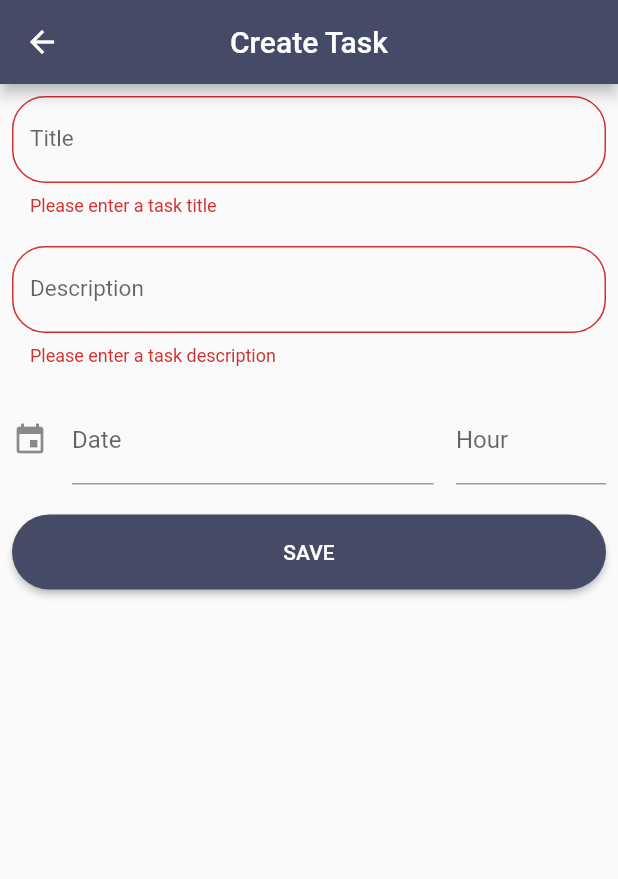
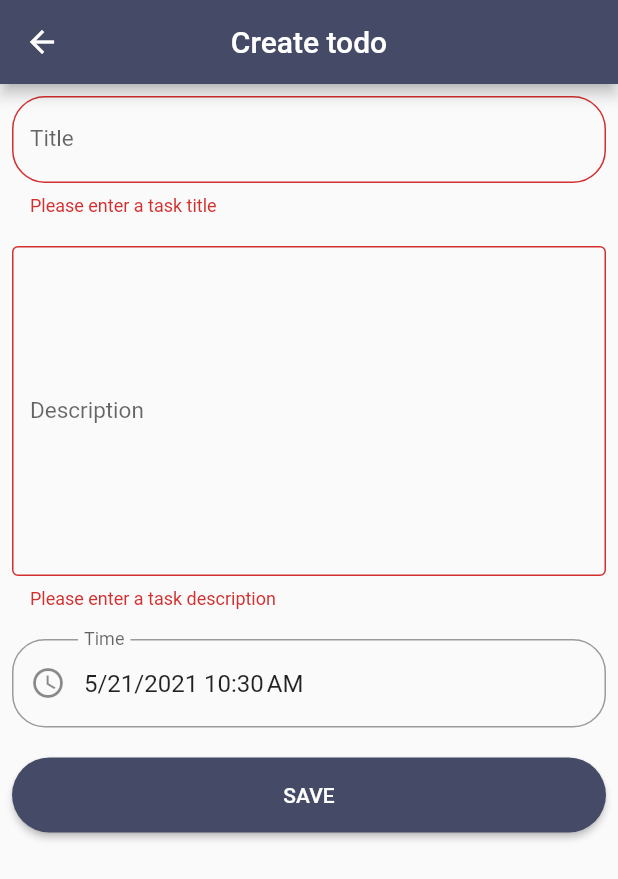
Before and after one commit to 2shrestha22/todo_app, a Flutter app: the TodoEditPage screen opened directly, after a tap on "SAVE", on a phone screen of 412 x 824 dp. Shown: the top 879 px of the screen. Run offline on Flutter 3.47's test engine with Material 2 defaults, Android fonts, the phone set to English and light mode, and no system bars; our stand-ins replace flutter_hooks, freezed_annotation, hive, hive_flutter, hooks_riverpod, introduction_screen; accounts and stored records are empty.

Commit message:
todo edit

```diff
--- a/lib/bloc/todo_list_notifier.dart
+++ b/lib/bloc/todo_list_notifier.dart
@@ -11,18 +11,23 @@ class TodoList extends StateNotifier<List<Todo>> {
   }
   final TodoService todoService;
 
-  Future<void> createTodo(Todo todo) async {
-    state = [...state, todo];
-    return todoService.saveTodo(todo);
+  Future<void> saveTodo(Todo todo) async {
+    await todoService.saveTodo(todo);
+    return getTodo();
   }
 
-  Future<void> updateTodo(Todo updatedTodo) async {
-    state = [
-      for (final item in state)
-        if (item.id == updatedTodo.id) updatedTodo else item,
-    ];
-    return todoService.saveTodo(updatedTodo);
-  }
+  // Future<void> createTodo(Todo todo) async {
+  //   state = [...state, todo];
+  //   return todoService.saveTodo(todo);
+  // }
+
+  // Future<void> updateTodo(Todo updatedTodo) async {
+  //   state = [
+  //     for (final item in state)
+  //       if (item.id == updatedTodo.id) updatedTodo else item,
+  //   ];
+  //   return todoService.saveTodo(updatedTodo);
+  // }
 
   Future<void> deleteTodo(Todo todo) async {
     await todoService.deleteTodo(todo);
@@ -31,6 +36,7 @@ class TodoList extends StateNotifier<List<Todo>> {
 
   Future<void> getTodo() async {
     var todo = await todoService.getTodo();
+    todo.sort((a, b) => a.date.compareTo(b.date));
     state = [...todo];
   }
 }
--- a/lib/screens/todo_form/todo_edit_page.dart
+++ b/lib/screens/todo_form/todo_edit_page.dart
@@ -1,4 +1,4 @@
-import 'package:date_time_picker/date_time_picker.dart';
+import 'package:date_field/date_field.dart';
 import 'package:flutter/material.dart';
 import 'package:flutter_hooks/flutter_hooks.dart';
 import 'package:hooks_riverpod/hooks_riverpod.dart';
@@ -18,18 +18,18 @@ class TodoEditPage extends HookWidget {
   Widget build(BuildContext context) {
     final provider = useProvider(todoListNotifierProvider.notifier);
 
-    final titleController = useTextEditingController();
-    final descriptionController = useTextEditingController();
-    final timeController = useTextEditingController();
+    final titleController = useTextEditingController()..text = todo.title;
+    final descriptionController = useTextEditingController()
+      ..text = todo.description;
+    DateTime dateTime = todo.date;
 
     _submit() {
       if (_golbalKey.currentState!.validate()) {
-        // _golbalKey.currentState!.save();
-        provider.createTodo(
+        provider.saveTodo(
           todo.copyWith(
             title: titleController.text,
             description: descriptionController.text,
-            date: DateTime.tryParse(timeController.text) ?? DateTime.now(),
+            date: dateTime,
           ),
         );
         Navigator.pop(context);
@@ -38,7 +38,7 @@ class TodoEditPage extends HookWidget {
 
     return Scaffold(
       appBar: AppBar(
-        title: Text("Create Task"),
+        title: Text(todo.title.isEmpty ? 'Create todo' : 'Edit todo'),
         centerTitle: true,
         backgroundColor: primaryColor,
       ),
@@ -73,17 +73,19 @@ class TodoEditPage extends HookWidget {
                       height: 20,
                     ),
                     TextFormField(
+                      maxLines: 10,
                       controller: descriptionController,
                       style: TextStyle(fontSize: 15),
                       decoration: InputDecoration(
                         labelText: "Description",
+                        // prefixIcon: Icon(Icons.event_note),
                         border: OutlineInputBorder(
-                          borderRadius: BorderRadius.circular(22),
-                          borderSide: BorderSide(
-                            color: Colors.white,
-                            width: 1.0,
-                          ),
-                        ),
+                            // borderRadius: BorderRadius.circular(22),
+                            // borderSide: BorderSide(
+                            //   color: Colors.white,
+                            //   width: 1.0,
+                            // ),
+                            ),
                       ),
                       validator: (input) =>
                           input != null && input.trim().isEmpty
@@ -93,21 +95,26 @@ class TodoEditPage extends HookWidget {
                     SizedBox(
                       height: 20,
                     ),
-                    DateTimePicker(
-                      controller: timeController,
-                      use24HourFormat: false,
-                      type: DateTimePickerType.dateTimeSeparate,
-                      dateMask: 'd MMM, yyyy',
-                      firstDate: DateTime(2000),
-                      lastDate: DateTime(2100),
-                      icon: Icon(Icons.event),
-                      dateLabelText: 'Date',
-                      timeLabelText: "Hour",
-                      validator: (input) =>
-                          input != null && input.trim().isEmpty
-                              ? "Please pick a time"
-                              : null,
-                      onSaved: (val) => print(val),
+                    DateTimeFormField(
+                      initialValue: dateTime,
+                      decoration: InputDecoration(
+                        labelText: "Time",
+                        prefixIcon: Icon(Icons.schedule),
+                        border: OutlineInputBorder(
+                          borderRadius: BorderRadius.circular(22),
+                          borderSide: BorderSide(
+                            color: Colors.white,
+                            width: 1.0,
+                          ),
+                        ),
+                      ),
+                      mode: DateTimeFieldPickerMode.dateAndTime,
+                      // autovalidateMode: AutovalidateMode.always,
+                      validator: (e) =>
+                          (e == null) ? 'Please choose a date' : null,
+                      onDateSelected: (DateTime value) {
+                        dateTime = value;
+                      },
                     ),
                     SizedBox(
                       height: 20,
--- a/pubspec.yaml
+++ b/pubspec.yaml
@@ -23,7 +23,7 @@ environment:
 dependencies:
   flutter:
     sdk: flutter
-  date_time_picker: ^2.0.0
+  date_field: ^2.0.1
   flutter_hooks: ^0.17.0
   freezed_annotation: ^0.14.2
   hive: ^2.0.4
```
Also changed, not shown: lib/screens/todo_list/todo_list_page.dart (+10 -2 lines), pubspec.lock.
